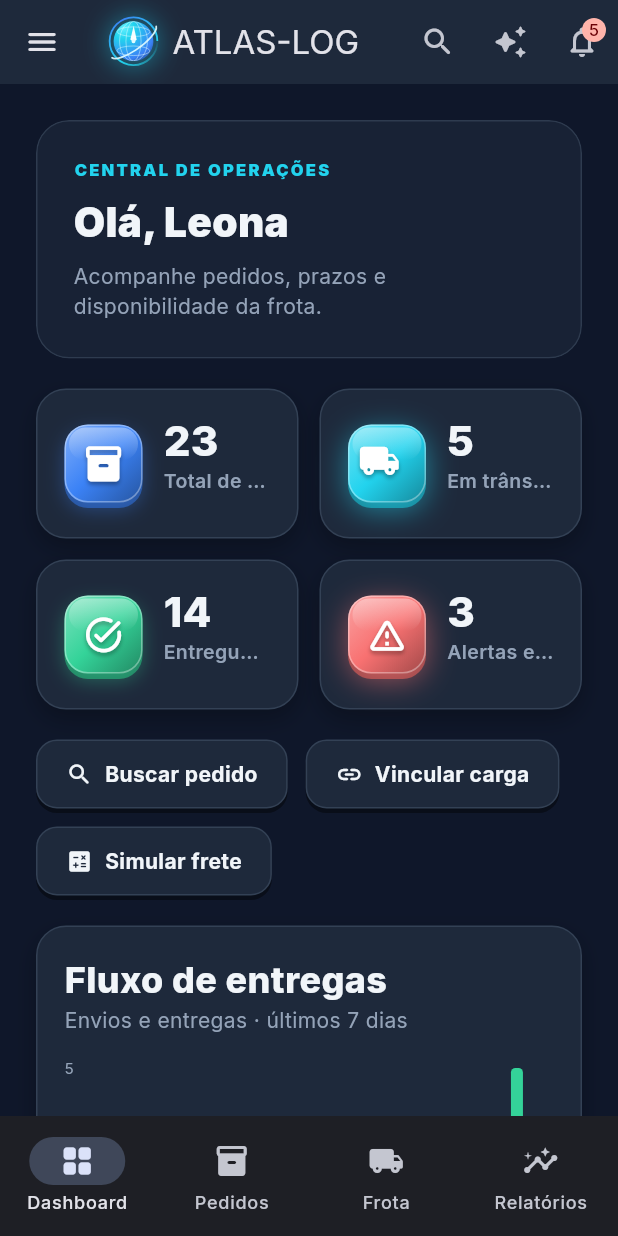
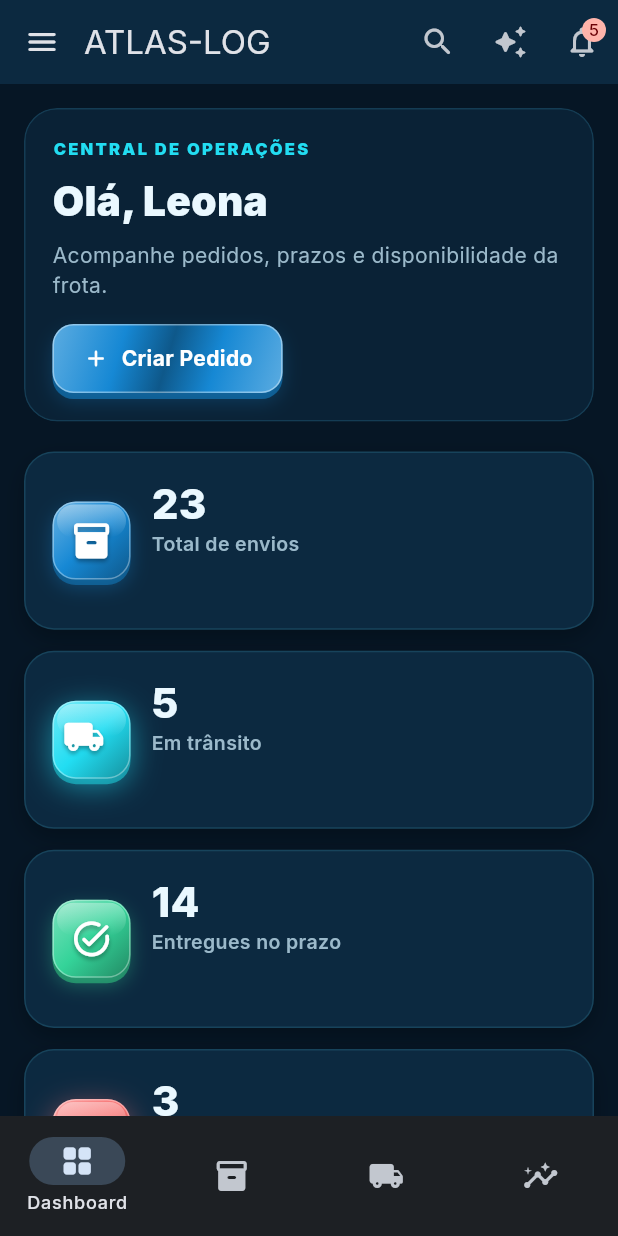
Before and after one commit to leohamil31/ATLAS-LOG-, a Flutter app: the screen it shows after launch, after a tap on "Entrar no ambiente de teste", on a phone screen of 412 x 824 dp. Run offline on Flutter 3.47's test engine with Material 3 defaults, Android fonts, the phone set to English and light mode, and no system bars; our stand-ins replace flutter_map, google_fonts, latlong2, pdf, printing, qr_flutter and 3 more; missing offline and left inert: dart:js_interop.

Commit message:
Modernize responsive mobile interface
Apply the navy-and-cyan visual direction, glassmorphic login, and responsive layouts with phone-size widget coverage.

Co-authored-by: Copilot <223556219+Copilot@users.noreply.github.com>

```diff
--- a/lib/main.dart
+++ b/lib/main.dart
@@ -150,6 +150,18 @@ class _LoginPageState extends State<_LoginPage> {
     final colors = context.ac;
     return Scaffold(
       body: Center(
+        child: DecoratedBox(
+          decoration: BoxDecoration(
+            gradient: RadialGradient(
+              center: const Alignment(-0.85, -0.9),
+              radius: 1.6,
+              colors: [
+                colors.accent.withValues(alpha: colors.dark ? 0.16 : 0.1),
+                colors.bg,
+              ],
+            ),
+          ),
+          child: Center(
             child: SingleChildScrollView(
               padding: const EdgeInsets.all(24),
               child: ConstrainedBox(
@@ -158,7 +170,19 @@ class _LoginPageState extends State<_LoginPage> {
                   builder: (context, constraints) {
                     final form = _loginForm(context, colors);
                     if (constraints.maxWidth < 760) {
-                  return form;
+                      return Center(
+                        child: ConstrainedBox(
+                          constraints: const BoxConstraints(maxWidth: 400),
+                          child: Column(
+                            mainAxisSize: MainAxisSize.min,
+                            children: [
+                              const AtlasLogo3D(size: 68, showWordmark: true),
+                              const SizedBox(height: 22),
+                              form,
+                            ],
+                          ),
+                        ),
+                      );
                     }
                     return Row(
                       children: [
@@ -168,6 +192,8 @@ class _LoginPageState extends State<_LoginPage> {
                       ],
                     );
                   },
+                ),
+              ),
             ),
           ),
         ),
@@ -185,7 +211,14 @@ class _LoginPageState extends State<_LoginPage> {
         end: Alignment.bottomRight,
         colors: [colors.card, colors.bg],
       ),
-      border: Border.all(color: colors.border),
+      border: Border.all(color: colors.accent.withValues(alpha: 0.4)),
+      boxShadow: [
+        BoxShadow(
+          color: colors.accent.withValues(alpha: colors.dark ? 0.12 : 0.08),
+          blurRadius: 40,
+          spreadRadius: 2,
+        ),
+      ],
     ),
     child: Column(
       crossAxisAlignment: CrossAxisAlignment.start,
@@ -224,7 +257,21 @@ class _LoginPageState extends State<_LoginPage> {
     ),
   );
 
-  Widget _loginForm(BuildContext context, AtlasColors colors) => GlassCard(
+  Widget _loginForm(BuildContext context, AtlasColors colors) => Container(
+    decoration: BoxDecoration(
+      borderRadius: BorderRadius.circular(22),
+      boxShadow: [
+        BoxShadow(
+          color: colors.accent.withValues(alpha: colors.dark ? 0.14 : 0.08),
+          blurRadius: 34,
+          spreadRadius: 1,
+        ),
+      ],
+    ),
+    child: Glass(
+      radius: 22,
+      blur: 22,
+      opacity: colors.dark ? 0.76 : 0.9,
       padding: const EdgeInsets.all(28),
       child: Column(
         crossAxisAlignment: CrossAxisAlignment.stretch,
@@ -244,6 +291,7 @@ class _LoginPageState extends State<_LoginPage> {
           ),
           const SizedBox(height: 16),
           DropdownButtonFormField<UserRole>(
+            isExpanded: true,
             initialValue: widget.role,
             decoration: const InputDecoration(labelText: 'Perfil de acesso'),
             items: [
@@ -274,6 +322,7 @@ class _LoginPageState extends State<_LoginPage> {
             style: TextStyle(color: colors.muted, fontSize: 11),
           ),
         ],
+      ),
     ),
   );
 }
--- a/lib/pages/logistics_pages.dart
+++ b/lib/pages/logistics_pages.dart
@@ -110,17 +110,10 @@ class _LogisticsShellState extends State<LogisticsShell> {
                 final mobilePages = _mobilePages.where(_canSee).toList();
                 return Scaffold(
                   appBar: AppBar(
-                    title: Row(
-                      children: [
-                        const AtlasLogo3D(size: 34),
-                        const SizedBox(width: 9),
-                        Expanded(
-                          child: Text(
+                    titleSpacing: 0,
+                    title: Text(
                       _page == 'Dashboard' ? 'ATLAS-LOG' : _page,
                       overflow: TextOverflow.ellipsis,
-                          ),
-                        ),
-                      ],
                     ),
                     leading: Builder(
                       builder: (context) => IconButton(
@@ -154,6 +147,8 @@ class _LogisticsShellState extends State<LogisticsShell> {
                   body: body,
                   bottomNavigationBar: NavigationBar(
                     selectedIndex: _bottomIndex(mobilePages),
+                    labelBehavior:
+                        NavigationDestinationLabelBehavior.onlyShowSelected,
                     onDestinationSelected: (index) => _navigate(mobilePages[index]),
                     destinations: [
                       for (final page in mobilePages)
@@ -566,26 +561,38 @@ class DashboardPage extends StatelessWidget {
     final flow = store.flow(store.now.subtract(const Duration(days: 6)), store.now);
     final wide = MediaQuery.sizeOf(context).width >= 1100;
     return ListView(
-      padding: const EdgeInsets.all(24),
+      padding: EdgeInsets.all(
+        MediaQuery.sizeOf(context).width < 600 ? 16 : 24,
+      ),
       children: [
         Glass(
           radius: 22,
-          padding: const EdgeInsets.all(24),
+          padding: EdgeInsets.all(
+            MediaQuery.sizeOf(context).width < 600 ? 18 : 24,
+          ),
           child: LayoutBuilder(
-            builder: (context, constraints) => Row(
-              children: [
-                Expanded(
-                  child: Column(
+            builder: (context, constraints) {
+              final greeting = Column(
                 crossAxisAlignment: CrossAxisAlignment.start,
                 children: [
                   Text(
-                        role == UserRole.motorista ? 'MINHAS ROTAS' : 'CENTRAL DE OPERAÇÕES',
-                        style: TextStyle(color: colors.accent, fontSize: 11, letterSpacing: 1.5, fontWeight: FontWeight.w900),
+                    role == UserRole.motorista
+                        ? 'MINHAS ROTAS'
+                        : 'CENTRAL DE OPERAÇÕES',
+                    style: TextStyle(
+                      color: colors.accent,
+                      fontSize: 11,
+                      letterSpacing: 1.5,
+                      fontWeight: FontWeight.w900,
+                    ),
                   ),
                   const SizedBox(height: 8),
                   Text(
                     'Olá, ${store.settings.userName}',
-                        style: const TextStyle(fontSize: 27, fontWeight: FontWeight.w900),
+                    style: const TextStyle(
+                      fontSize: 27,
+                      fontWeight: FontWeight.w900,
+                    ),
                   ),
                   const SizedBox(height: 6),
                   Text(
@@ -595,25 +602,45 @@ class DashboardPage extends StatelessWidget {
                     style: TextStyle(color: colors.muted),
                   ),
                 ],
-                  ),
-                ),
-                if (constraints.maxWidth > 520) ...[
-                  const SizedBox(width: 20),
+              );
+              if (constraints.maxWidth <= 520) {
+                return Column(
+                  crossAxisAlignment: CrossAxisAlignment.start,
+                  children: [
+                    greeting,
+                    const SizedBox(height: 16),
                     Button3D(
                       label: 'Criar Pedido',
                       icon: Icons.add_rounded,
                       onPressed: () => showOrderForm(context, store),
                     ),
                   ],
-              ],
-            ),
+                );
+              }
+              return Row(
+              children: [
+                Expanded(child: greeting),
+                const SizedBox(width: 20),
+                if (role != UserRole.motorista)
+                  Button3D(
+                    label: 'Criar Pedido',
+                    icon: Icons.add_rounded,
+                    onPressed: () => showOrderForm(context, store),
+                  ),
+                ],
+            );
+          },
           ),
         ),
         const SizedBox(height: 20),
         if (store.settings.role != UserRole.motorista)
           LayoutBuilder(
             builder: (context, constraints) {
-              final count = constraints.maxWidth > 1050 ? 4 : 2;
+              final count = constraints.maxWidth > 1050
+                  ? 4
+                  : constraints.maxWidth > 600
+                  ? 2
+                  : 1;
               final cards = [
                 KpiCard(
                   label: 'Total de envios',
@@ -656,7 +683,7 @@ class DashboardPage extends StatelessWidget {
                 physics: const NeverScrollableScrollPhysics(),
                 crossAxisSpacing: 14,
                 mainAxisSpacing: 14,
-                childAspectRatio: wide ? 2.05 : 1.75,
+                childAspectRatio: count == 1 ? 3.2 : wide ? 2.05 : 1.75,
                 children: cards,
               );
             },
@@ -990,7 +1017,9 @@ class _OrdersPageState extends State<OrdersPage> {
           ? b.dataEnvio.compareTo(a.dataEnvio)
           : a.dataEnvio.compareTo(b.dataEnvio));
     return ListView(
-      padding: const EdgeInsets.all(24),
+      padding: EdgeInsets.all(
+        MediaQuery.sizeOf(context).width < 600 ? 16 : 24,
+      ),
       children: [
         SectionHeader(
           title: 'Pedidos e rastreamento',
@@ -1015,13 +1044,16 @@ class _OrdersPageState extends State<OrdersPage> {
         const SizedBox(height: 18),
         GlassCard(
           padding: const EdgeInsets.all(14),
-          child: Wrap(
+          child: LayoutBuilder(
+            builder: (context, constraints) => Wrap(
               spacing: 10,
               runSpacing: 10,
               crossAxisAlignment: WrapCrossAlignment.center,
               children: [
                 SizedBox(
-                width: 340,
+                  width: constraints.maxWidth < 340
+                      ? constraints.maxWidth
+                      : 340,
                   child: TextField(
                     controller: _search,
                     onChanged: (_) => setState(() {}),
@@ -1033,24 +1065,38 @@ class _OrdersPageState extends State<OrdersPage> {
                   ),
                 ),
                 SizedBox(
-                width: 210,
+                  width: constraints.maxWidth < 210
+                      ? constraints.maxWidth
+                      : 210,
                   child: DropdownButtonFormField<OrderStatus?>(
                     initialValue: _status,
-                  decoration: const InputDecoration(isDense: true, labelText: 'Status'),
+                    decoration: const InputDecoration(
+                      isDense: true,
+                      labelText: 'Status',
+                    ),
                     items: [
-                    const DropdownMenuItem(value: null, child: Text('Todos os status')),
+                      const DropdownMenuItem(
+                        value: null,
+                        child: Text('Todos os status'),
+                      ),
                       for (final status in OrderStatus.values)
-                      DropdownMenuItem(value: status, child: Text(status.label)),
+                        DropdownMenuItem(
+                          value: status,
+                          child: Text(status.label),
+                        ),
                     ],
                     onChanged: (value) => setState(() => _status = value),
                   ),
                 ),
                 OutlinedButton.icon(
                   onPressed: () => setState(() => _newestFirst = !_newestFirst),
-                icon: Icon(_newestFirst ? Icons.south_rounded : Icons.north_rounded),
+                  icon: Icon(
+                    _newestFirst ? Icons.south_rounded : Icons.north_rounded,
+                  ),
                   label: Text(_newestFirst ? 'Mais recentes' : 'Mais antigos'),
                 ),
               ],
+            ),
           ),
         ),
         const SizedBox(height: 14),
@@ -1174,7 +1220,9 @@ class FleetPage extends StatelessWidget {
               .toList()
         : store.drivers;
     return ListView(
-      padding: const EdgeInsets.all(24),
+      padding: EdgeInsets.all(
+        MediaQuery.sizeOf(context).width < 600 ? 16 : 24,
+      ),
       children: [
         SectionHeader(
           title: store.settings.role == UserRole.motorista ? 'Minhas rotas' : 'Frota e motoristas',
@@ -1203,7 +1251,7 @@ class FleetPage extends StatelessWidget {
               crossAxisCount: constraints.maxWidth > 1180 ? 3 : constraints.maxWidth > 700 ? 2 : 1,
               crossAxisSpacing: 14,
               mainAxisSpacing: 14,
-              mainAxisExtent: 240,
+              mainAxisExtent: constraints.maxWidth < 600 ? 280 : 240,
             ),
             itemBuilder: (context, index) {
               final driver = drivers[index];
@@ -1231,7 +1279,7 @@ class _FleetMap extends StatelessWidget {
     return ClipRRect(
       borderRadius: BorderRadius.circular(20),
       child: SizedBox(
-        height: 340,
+        height: MediaQuery.sizeOf(context).width < 600 ? 250 : 340,
         child: Stack(
           children: [
             FlutterMap(
--- a/lib/widgets/common.dart
+++ b/lib/widgets/common.dart
@@ -75,20 +75,30 @@ class _GlassCardState extends State<GlassCard> {
   @override
   Widget build(BuildContext context) {
     final ac = context.ac;
-    final dur = context.reduceMotion ? Duration.zero : const Duration(milliseconds: 200);
+    final dur = context.reduceMotion
+        ? Duration.zero
+        : const Duration(milliseconds: 200);
     return MouseRegion(
       onEnter: (_) => setState(() => _hover = true),
       onExit: (_) => setState(() => _hover = false),
-      cursor: widget.onTap != null ? SystemMouseCursors.click : MouseCursor.defer,
+      cursor: widget.onTap != null
+          ? SystemMouseCursors.click
+          : MouseCursor.defer,
       child: AnimatedContainer(
         duration: dur,
         curve: Curves.easeOut,
-        transform: Matrix4.translationValues(0, _hover && widget.onTap != null ? -2 : 0, 0),
+        transform: Matrix4.translationValues(
+          0,
+          _hover && widget.onTap != null ? -2 : 0,
+          0,
+        ),
         decoration: BoxDecoration(
           color: ac.card,
           borderRadius: BorderRadius.circular(20),
           border: Border.all(
-            color: _hover ? (widget.accent ?? ac.accent).withValues(alpha: 0.6) : ac.border,
+            color: _hover
+                ? (widget.accent ?? ac.accent).withValues(alpha: 0.6)
+                : ac.border,
           ),
           boxShadow: [
             BoxShadow(
@@ -124,7 +134,8 @@ class Skeleton extends StatefulWidget {
   State<Skeleton> createState() => _SkeletonState();
 }
 
-class _SkeletonState extends State<Skeleton> with SingleTickerProviderStateMixin {
+class _SkeletonState extends State<Skeleton>
+    with SingleTickerProviderStateMixin {
   late final AnimationController _c = AnimationController(
     vsync: this,
     duration: const Duration(milliseconds: 1100),
@@ -216,7 +227,8 @@ class StatusChip extends StatefulWidget {
   State<StatusChip> createState() => _StatusChipState();
 }
 
-class _StatusChipState extends State<StatusChip> with SingleTickerProviderStateMixin {
+class _StatusChipState extends State<StatusChip>
+    with SingleTickerProviderStateMixin {
   late final AnimationController _c = AnimationController(
     vsync: this,
     duration: const Duration(milliseconds: 1200),
@@ -225,7 +237,8 @@ class _StatusChipState extends State<StatusChip> with SingleTickerProviderStateM
   @override
   void didChangeDependencies() {
     super.didChangeDependencies();
-    final pulse = widget.status == OrderStatus.emTransito && !context.reduceMotion;
+    final pulse =
+        widget.status == OrderStatus.emTransito && !context.reduceMotion;
     if (pulse && !_c.isAnimating) {
       _c.repeat(reverse: true);
     } else if (!pulse) {
@@ -278,7 +291,14 @@ class _StatusChipState extends State<StatusChip> with SingleTickerProviderStateM
             ),
           ),
           const SizedBox(width: 6),
-          Text(label, style: TextStyle(color: color, fontSize: 12, fontWeight: FontWeight.w700)),
+          Text(
+            label,
+            style: TextStyle(
+              color: color,
+              fontSize: 12,
+              fontWeight: FontWeight.w700,
+            ),
+          ),
         ],
       ),
     );
@@ -286,7 +306,12 @@ class _StatusChipState extends State<StatusChip> with SingleTickerProviderStateM
 }
 
 class EmptyState extends StatelessWidget {
-  const EmptyState({super.key, required this.title, required this.message, this.action});
+  const EmptyState({
+    super.key,
+    required this.title,
+    required this.message,
+    this.action,
+  });
 
   final String title;
   final String message;
@@ -309,9 +334,16 @@ class EmptyState extends StatelessWidget {
               loop: true,
             ),
             const SizedBox(height: 14),
-            Text(title, style: const TextStyle(fontSize: 17, fontWeight: FontWeight.w800)),
+            Text(
+              title,
+              style: const TextStyle(fontSize: 17, fontWeight: FontWeight.w800),
+            ),
             const SizedBox(height: 4),
-            Text(message, textAlign: TextAlign.center, style: TextStyle(color: ac.muted)),
+            Text(
+              message,
+              textAlign: TextAlign.center,
+              style: TextStyle(color: ac.muted),
+            ),
             if (action != null) ...[const SizedBox(height: 16), action!],
           ],
         ),
@@ -329,7 +361,9 @@ class CountUp extends StatelessWidget {
 
   @override
   Widget build(BuildContext context) {
-    final dur = context.reduceMotion ? Duration.zero : const Duration(milliseconds: 700);
+    final dur = context.reduceMotion
+        ? Duration.zero
+        : const Duration(milliseconds: 700);
     return TweenAnimationBuilder<double>(
       tween: Tween(begin: 0, end: value.toDouble()),
       duration: dur,
@@ -370,7 +404,13 @@ class KpiCard extends StatelessWidget {
       accent: color,
       child: Row(
         children: [
-          Icon3D(icon: icon, color: color, motion: motion, loop: loop, size: 52),
+          Icon3D(
+            icon: icon,
+            color: color,
+            motion: motion,
+            loop: loop,
+            size: 52,
+          ),
           const SizedBox(width: 14),
           Expanded(
             child: Column(
@@ -378,16 +418,31 @@ class KpiCard extends StatelessWidget {
               children: [
                 CountUp(
                   value: value,
-                  style: const TextStyle(fontSize: 28, fontWeight: FontWeight.w800, height: 1.1),
+                  style: const TextStyle(
+                    fontSize: 28,
+                    fontWeight: FontWeight.w800,
+                    height: 1.1,
+                  ),
                 ),
                 const SizedBox(height: 2),
                 Text(
                   label,
                   overflow: TextOverflow.ellipsis,
-                  style: TextStyle(color: ac.muted, fontWeight: FontWeight.w600, fontSize: 13),
+                  style: TextStyle(
+                    color: ac.muted,
+                    fontWeight: FontWeight.w600,
+                    fontSize: 13,
+                  ),
                 ),
                 if (hint != null)
-                  Text(hint!, style: TextStyle(color: color, fontSize: 11, fontWeight: FontWeight.w700)),
+                  Text(
+                    hint!,
+                    style: TextStyle(
+                      color: color,
+                      fontSize: 11,
+                      fontWeight: FontWeight.w700,
+                    ),
+                  ),
               ],
             ),
           ),
@@ -419,7 +474,10 @@ class DialogShell extends StatelessWidget {
       backgroundColor: Colors.transparent,
       insetPadding: const EdgeInsets.all(16),
       child: ConstrainedBox(
-        constraints: BoxConstraints(maxWidth: maxWidth, maxHeight: MediaQuery.sizeOf(context).height * 0.9),
+        constraints: BoxConstraints(
+          maxWidth: maxWidth,
+          maxHeight: MediaQuery.sizeOf(context).height * 0.9,
+        ),
         child: Glass(
           opacity: ac.dark ? 0.92 : 0.96,
           radius: 24,
@@ -432,7 +490,13 @@ class DialogShell extends StatelessWidget {
                 child: Row(
                   children: [
                     Expanded(
-                      child: Text(title, style: const TextStyle(fontSize: 19, fontWeight: FontWeight.w800)),
+                      child: Text(
+                        title,
+                        style: const TextStyle(
+                          fontSize: 19,
+                          fontWeight: FontWeight.w800,
+                        ),
+                      ),
                     ),
                     IconButton(
                       tooltip: 'Fechar',
@@ -488,7 +552,12 @@ void toast(BuildContext context, String message, {bool error = false}) {
 
 /// Título de seção com ação opcional à direita.
 class SectionHeader extends StatelessWidget {
-  const SectionHeader({super.key, required this.title, this.subtitle, this.trailing});
+  const SectionHeader({
+    super.key,
+    required this.title,
+    this.subtitle,
+    this.trailing,
+  });
 
   final String title;
   final String? subtitle;
@@ -497,21 +566,41 @@ class SectionHeader extends StatelessWidget {
   @override
   Widget build(BuildContext context) {
     final ac = context.ac;
-    return Row(
-      crossAxisAlignment: CrossAxisAlignment.center,
-      children: [
-        Expanded(
-          child: Column(
-            crossAxisAlignment: CrossAxisAlignment.start,
+    return LayoutBuilder(
+      builder: (context, constraints) {
+        final heading = Column(
+          crossAxisAlignment: CrossAxisAlignment.start,
+          children: [
+            Text(
+              title,
+              style: TextStyle(
+                fontSize: constraints.maxWidth < 560 ? 21 : 24,
+                fontWeight: FontWeight.w800,
+              ),
+            ),
+            if (subtitle != null)
+              Text(subtitle!, style: TextStyle(color: ac.muted)),
+          ],
+        );
+        if (trailing == null) return heading;
+        if (constraints.maxWidth < 560) {
+          return Column(
+            crossAxisAlignment: CrossAxisAlignment.stretch,
             children: [
-              Text(title, style: const TextStyle(fontSize: 24, fontWeight: FontWeight.w800)),
-              if (subtitle != null)
-                Text(subtitle!, style: TextStyle(color: ac.muted)),
+              heading,
+              const SizedBox(height: 12),
+              Align(alignment: Alignment.centerLeft, child: trailing!),
             ],
-          ),
-        ),
-        ?trailing,
-      ],
+          );
+        }
+        return Row(
+          crossAxisAlignment: CrossAxisAlignment.center,
+          children: [
+            Expanded(child: heading),
+            trailing!,
+          ],
+        );
+      },
     );
   }
 }
```
Also changed, not shown: lib/core/theme.dart (+14 -14 lines), lib/pages/management_pages.dart (+9 -3 lines), 1 other file. Lines whose indentation alone changed are shown as unchanged.
